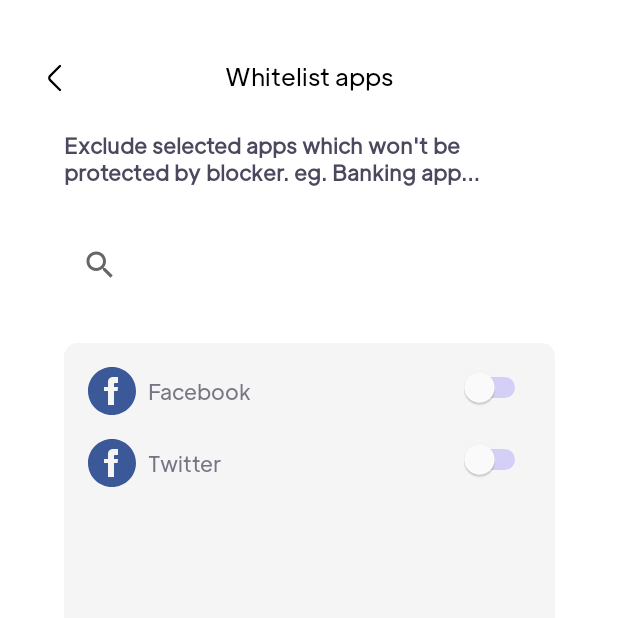
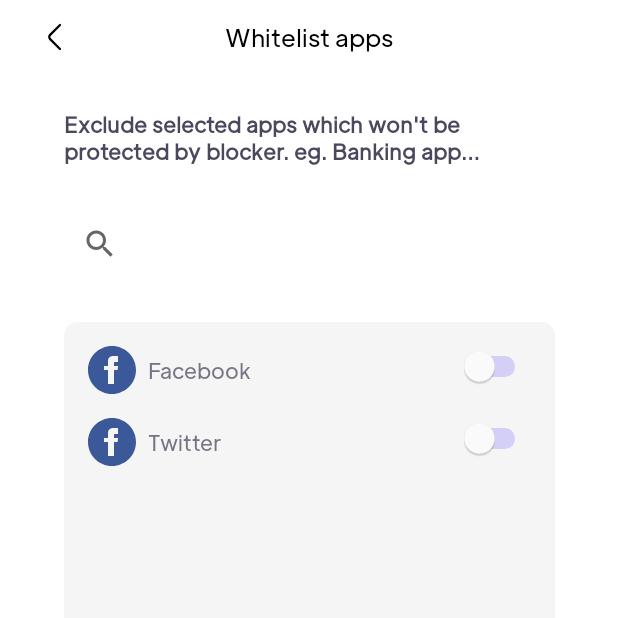
Before and after one commit to padi-dev-quangdv/vpn_proxy_api, an Android app: the WhiteListAppsFragment screen opened through its navigation route, on a phone screen of 412 x 824 dp, the top half of it. Run offline under Robolectric (Android 15) with nearby library versions, the phone set to English and light mode, and no system bars; our stand-ins replace data binding.

Commit message:
review code

```diff
--- a/app/src/main/java/com/midterm/securevpnproxy/domain/datasource/AuthDataSource.kt
+++ b/app/src/main/java/com/midterm/securevpnproxy/domain/datasource/AuthDataSource.kt
@@ -4,9 +4,10 @@ import com.midterm.securevpnproxy.domain.model.LoginModel
 import com.midterm.securevpnproxy.domain.model.ResultModel
 import com.midterm.securevpnproxy.domain.usecase.login.LoginParam
 import com.midterm.securevpnproxy.domain.usecase.register.RegisterParam
+import kotlinx.coroutines.flow.Flow
 
 interface AuthDataSource {
-    suspend fun login(param: LoginParam): ResultModel<LoginModel>
+    fun login(param: LoginParam): Flow<ResultModel<LoginModel>>
 
     suspend fun register(param: RegisterParam)
 
--- a/app/src/main/java/com/midterm/securevpnproxy/domain/usecase/login/LoginUseCase.kt
+++ b/app/src/main/java/com/midterm/securevpnproxy/domain/usecase/login/LoginUseCase.kt
@@ -2,7 +2,8 @@ package com.midterm.securevpnproxy.domain.usecase.login
 
 import com.midterm.securevpnproxy.domain.model.LoginModel
 import com.midterm.securevpnproxy.domain.model.ResultModel
+import kotlinx.coroutines.flow.Flow
 
 interface LoginUseCase {
-    suspend operator fun invoke(param: LoginParam): ResultModel<LoginModel>
+    operator fun invoke(param: LoginParam): Flow<ResultModel<LoginModel>>
 }
--- a/app/src/main/java/com/midterm/securevpnproxy/domain/usecase/login/LoginUseCaseImpl.kt
+++ b/app/src/main/java/com/midterm/securevpnproxy/domain/usecase/login/LoginUseCaseImpl.kt
@@ -3,11 +3,13 @@ package com.midterm.securevpnproxy.domain.usecase.login
 import com.midterm.securevpnproxy.domain.model.LoginModel
 import com.midterm.securevpnproxy.domain.datasource.AuthDataSource
 import com.midterm.securevpnproxy.domain.model.ResultModel
+import kotlinx.coroutines.flow.Flow
+import kotlinx.coroutines.flow.flow
 import javax.inject.Inject
 
 class LoginUseCaseImpl @Inject constructor(private val dataSource: AuthDataSource) : LoginUseCase {
 
-    override suspend fun invoke(param: LoginParam): ResultModel<LoginModel> {
+    override fun invoke(param: LoginParam): Flow<ResultModel<LoginModel>> {
         return dataSource.login(param)
     }
 }
--- a/app/src/main/java/com/midterm/securevpnproxy/domain/usecase/reset_password/ResetPasswordUseCaseImpl.kt
+++ b/app/src/main/java/com/midterm/securevpnproxy/domain/usecase/reset_password/ResetPasswordUseCaseImpl.kt
@@ -3,7 +3,8 @@ package com.midterm.securevpnproxy.domain.usecase.reset_password
 import com.midterm.securevpnproxy.domain.datasource.AuthDataSource
 import javax.inject.Inject
 
-class ResetPasswordUseCaseImpl@Inject constructor(private val dataSource: AuthDataSource): ResetPasswordUseCase {
+class ResetPasswordUseCaseImpl @Inject constructor(private val dataSource: AuthDataSource) :
+    ResetPasswordUseCase {
     override suspend fun invoke(email: String) {
         dataSource.resetEmail(email)
     }
--- a/app/src/main/java/com/midterm/securevpnproxy/presentation/login/ForgotPasswordFragment.kt
+++ b/app/src/main/java/com/midterm/securevpnproxy/presentation/login/ForgotPasswordFragment.kt
@@ -4,7 +4,7 @@ import androidx.navigation.fragment.findNavController
 import com.midterm.securevpnproxy.R
 import com.midterm.securevpnproxy.base.BaseFragment
 import com.midterm.securevpnproxy.databinding.FragmentForgotPasswordBinding
-import com.midterm.securevpnproxy.presentation.ViewEvent
+import com.midterm.securevpnproxy.presentation.base.ViewEvent
 import dagger.hilt.android.AndroidEntryPoint
 
 @AndroidEntryPoint
--- a/app/src/main/java/com/midterm/securevpnproxy/presentation/login/LoginFragment.kt
+++ b/app/src/main/java/com/midterm/securevpnproxy/presentation/login/LoginFragment.kt
@@ -13,7 +13,7 @@ import com.midterm.securevpnproxy.HomeActivity
 import com.midterm.securevpnproxy.R
 import com.midterm.securevpnproxy.base.BaseFragment
 import com.midterm.securevpnproxy.databinding.FragmentLoginBinding
-import com.midterm.securevpnproxy.presentation.ViewEvent
+import com.midterm.securevpnproxy.presentation.base.ViewEvent
 import dagger.hilt.android.AndroidEntryPoint
 
 @AndroidEntryPoint
@@ -85,7 +85,7 @@ class LoginFragment :
         viewModel.isExistUser.observe(viewLifecycleOwner) { isExist ->
             if(isExist) {
                 val intent =
-                    Intent(this@LoginFragment.requireContext(), HomeActivity::class.java)
+                    Intent(requireActivity(), HomeActivity::class.java)
                 startActivity(intent)
             }
             else {
--- a/app/src/main/java/com/midterm/securevpnproxy/presentation/register/RegisterFragment.kt
+++ b/app/src/main/java/com/midterm/securevpnproxy/presentation/register/RegisterFragment.kt
@@ -4,7 +4,7 @@ import androidx.navigation.fragment.findNavController
 import com.midterm.securevpnproxy.R
 import com.midterm.securevpnproxy.base.BaseFragment
 import com.midterm.securevpnproxy.databinding.FragmentRegisterBinding
-import com.midterm.securevpnproxy.presentation.ViewEvent
+import com.midterm.securevpnproxy.presentation.register.RegisterViewModel.RegisterEvent
 import dagger.hilt.android.AndroidEntryPoint
 
 @AndroidEntryPoint
@@ -20,7 +20,8 @@ class RegisterFragment :
             val email = binding.inputEmail.etInput.text.toString()
             val password = binding.inputPassword.etInput.text.toString()
             val confirmPassword = binding.inputConfirmPassword.etInput.text.toString()
-            viewModel.onEvent(ViewEvent.RegisterEvent(fullName, email, password,confirmPassword))
+            val event = RegisterEvent(fullName, email, password, confirmPassword)
+            viewModel.onEvent(event)
 //            val intent =
 //                Intent(this@RegisterFragment.requireContext(), HomeActivity::class.java)
 //            startActivity(intent)
--- a/app/src/main/res/layout/fragment_white_list_apps.xml
+++ b/app/src/main/res/layout/fragment_white_list_apps.xml
@@ -1,7 +1,7 @@
 <?xml version="1.0" encoding="utf-8"?>
 <layout xmlns:android="http://schemas.android.com/apk/res/android"
+    xmlns:app="http://schemas.android.com/apk/res-auto"
     xmlns:tools="http://schemas.android.com/tools"
-    xmlns:app="http://schemas.android.com/apk/res-auto"
     tools:context=".presentation.base.white_list.WhiteListAppsFragment">
 
     <data>
@@ -10,118 +10,124 @@
 
     <androidx.constraintlayout.widget.ConstraintLayout
         android:layout_width="match_parent"
-        android:layout_height="match_parent"
-        >
+        android:layout_height="match_parent">
+
+        <RelativeLayout
+            android:id="@+id/llHeader"
+            android:layout_width="match_parent"
+            android:layout_height="50dp"
+            app:layout_constraintStart_toStartOf="parent"
+            app:layout_constraintTop_toTopOf="parent">
 
             <ImageView
                 android:id="@+id/imageBack"
                 android:layout_width="wrap_content"
                 android:layout_height="wrap_content"
-            style="@style/MarginImageIcon"
-            android:src="@drawable/ic_back"
-            app:layout_constraintStart_toStartOf="parent"
-            app:layout_constraintTop_toTopOf="parent" />
+                android:layout_centerVertical="true"
+                android:layout_marginStart="@dimen/regular_margin"
+                android:layout_marginEnd="@dimen/regular_margin"
+                android:src="@drawable/ic_back" />
 
             <TextView
                 android:id="@+id/tvTitle"
                 android:layout_width="wrap_content"
                 android:layout_height="wrap_content"
+                android:layout_centerInParent="true"
                 android:text="@string/whitelist_apps"
-            android:textAppearance="@style/TextViewLargeText"
-            app:layout_constraintEnd_toEndOf="parent"
-            app:layout_constraintStart_toStartOf="parent"
-            app:layout_constraintTop_toTopOf="@id/imageBack" />
+                android:textAppearance="@style/TextViewLargeText" />
+
+        </RelativeLayout>
 
         <TextView
             android:id="@+id/tvDescriptionWhitelistApps"
-            app:layout_constraintTop_toBottomOf="@id/imageBack"
+            android:layout_width="327dp"
+            android:layout_height="wrap_content"
+            android:layout_marginTop="@dimen/regular_margin"
+            android:text="@string/description_whitelist_apps"
+            android:textAppearance="@style/TextViewMediumBoldText"
+            app:layout_constraintEnd_toEndOf="parent"
             app:layout_constraintStart_toStartOf="parent"
-            app:layout_constraintEnd_toEndOf="parent"
-            android:text="@string/description_whitelist_apps"
-            android:layout_marginTop="@dimen/regular_margin"
-            android:textAppearance="@style/TextViewMediumBoldText"
-            android:layout_width="327dp"
-            android:layout_height="wrap_content" />
+            app:layout_constraintTop_toBottomOf="@id/llHeader" />
 
         <SearchView
             android:id="@+id/searchView"
+            android:layout_width="@dimen/button_width"
+            android:layout_height="@dimen/button_height"
+            android:layout_marginTop="@dimen/regular_margin"
             android:queryHint="Search apps"
-            app:layout_constraintTop_toBottomOf="@id/tvDescriptionWhitelistApps"
-            android:layout_marginTop="@dimen/regular_margin"
             app:layout_constraintStart_toStartOf="@id/tvDescriptionWhitelistApps"
-            android:layout_width="@dimen/button_width"
-            android:layout_height="@dimen/button_height" />
+            app:layout_constraintTop_toBottomOf="@id/tvDescriptionWhitelistApps" />
 
         <androidx.constraintlayout.widget.ConstraintLayout
-            app:layout_constraintTop_toBottomOf="@id/searchView"
-            app:layout_constraintStart_toStartOf="parent"
-            app:layout_constraintEnd_toEndOf="parent"
+            android:layout_width="327dp"
+            android:layout_height="492dp"
             android:layout_marginTop="@dimen/regular_margin"
             android:background="@drawable/layout_feature_for_premium"
-            android:layout_width="327dp"
-            android:layout_height="492dp">
+            app:layout_constraintEnd_toEndOf="parent"
+            app:layout_constraintStart_toStartOf="parent"
+            app:layout_constraintTop_toBottomOf="@id/searchView">
 
             <ImageView
                 android:id="@+id/imageFacebook"
-                app:layout_constraintTop_toTopOf="parent"
-                app:layout_constraintStart_toStartOf="parent"
-                android:layout_marginTop="@dimen/small_margin"
-                android:layout_marginStart="@dimen/small_margin"
-                android:src="@drawable/ic_facebook"
                 android:layout_width="wrap_content"
                 android:layout_height="wrap_content"
+                android:layout_marginStart="@dimen/small_margin"
+                android:layout_marginTop="@dimen/small_margin"
+                android:src="@drawable/ic_facebook"
+                app:layout_constraintStart_toStartOf="parent"
+                app:layout_constraintTop_toTopOf="parent"
                 app:tint="#3B5998" />
 
             <TextView
-                android:textAppearance="@style/TextViewMediumGrayText"
                 android:id="@+id/tvFacebook"
-                app:layout_constraintStart_toEndOf="@id/imageFacebook"
-                app:layout_constraintTop_toTopOf="@id/imageFacebook"
-                app:layout_constraintBottom_toBottomOf="@id/imageFacebook"
+                android:layout_width="wrap_content"
+                android:layout_height="wrap_content"
                 android:layout_marginStart="@dimen/margin_between_elements"
                 android:text="@string/facebook"
-                android:layout_width="wrap_content"
-                android:layout_height="wrap_content" />
+                android:textAppearance="@style/TextViewMediumGrayText"
+                app:layout_constraintBottom_toBottomOf="@id/imageFacebook"
+                app:layout_constraintStart_toEndOf="@id/imageFacebook"
+                app:layout_constraintTop_toTopOf="@id/imageFacebook" />
 
             <Switch
-                android:trackTint="@color/primary_main"
-                android:thumbTint="@color/white"
-                app:layout_constraintTop_toTopOf="@id/imageFacebook"
-                app:layout_constraintEnd_toEndOf="parent"
-                android:layout_marginEnd="@dimen/small_margin"
                 android:layout_width="wrap_content"
                 android:layout_height="wrap_content"
+                android:layout_marginEnd="@dimen/small_margin"
+                android:thumbTint="@color/white"
+                android:trackTint="@color/primary_main"
+                app:layout_constraintEnd_toEndOf="parent"
+                app:layout_constraintTop_toTopOf="@id/imageFacebook"
                 tools:ignore="UnusedAttribute,UseSwitchCompatOrMaterialXml" />
 
             <ImageView
                 android:id="@+id/imageTwitter"
-                app:layout_constraintTop_toBottomOf="@id/imageFacebook"
-                app:layout_constraintStart_toStartOf="@id/imageFacebook"
+                android:layout_width="wrap_content"
+                android:layout_height="wrap_content"
                 android:layout_marginTop="@dimen/small_margin"
                 android:src="@drawable/ic_facebook"
-                android:layout_width="wrap_content"
-                android:layout_height="wrap_content"
+                app:layout_constraintStart_toStartOf="@id/imageFacebook"
+                app:layout_constraintTop_toBottomOf="@id/imageFacebook"
                 app:tint="#3B5998" />
 
             <TextView
-                android:textAppearance="@style/TextViewMediumGrayText"
                 android:id="@+id/tvTwitter"
-                app:layout_constraintStart_toEndOf="@id/imageTwitter"
-                app:layout_constraintTop_toTopOf="@id/imageTwitter"
-                app:layout_constraintBottom_toBottomOf="@id/imageTwitter"
+                android:layout_width="wrap_content"
+                android:layout_height="wrap_content"
                 android:layout_marginStart="@dimen/margin_between_elements"
                 android:text="@string/twitter"
-                android:layout_width="wrap_content"
-                android:layout_height="wrap_content" />
+                android:textAppearance="@style/TextViewMediumGrayText"
+                app:layout_constraintBottom_toBottomOf="@id/imageTwitter"
+                app:layout_constraintStart_toEndOf="@id/imageTwitter"
+                app:layout_constraintTop_toTopOf="@id/imageTwitter" />
 
             <Switch
-                android:trackTint="@color/primary_main"
-                android:thumbTint="@color/white"
-                app:layout_constraintTop_toTopOf="@id/imageTwitter"
-                app:layout_constraintEnd_toEndOf="parent"
-                android:layout_marginEnd="@dimen/small_margin"
                 android:layout_width="wrap_content"
                 android:layout_height="wrap_content"
+                android:layout_marginEnd="@dimen/small_margin"
+                android:thumbTint="@color/white"
+                android:trackTint="@color/primary_main"
+                app:layout_constraintEnd_toEndOf="parent"
+                app:layout_constraintTop_toTopOf="@id/imageTwitter"
                 tools:ignore="UnusedAttribute,UseSwitchCompatOrMaterialXml" />
 
         </androidx.constraintlayout.widget.ConstraintLayout>
--- a/app/src/main/res/navigation/login_nav_graph.xml
+++ b/app/src/main/res/navigation/login_nav_graph.xml
@@ -39,8 +39,7 @@
         <action
             android:id="@+id/action_forgotPasswordFragment_to_loginFragment"
             app:destination="@id/loginFragment"
-            app:popUpTo="@id/loginFragment"
-            app:popUpToInclusive="true" />
+            app:popUpTo="@id/loginFragment" />
         <action
             android:id="@+id/action_forgotPasswordFragment_to_checkEmailFragment"
             app:destination="@id/checkEmailFragment" />
```
Also changed, not shown: app/src/main/java/com/midterm/securevpnproxy/data/di/DataAppModule.kt (+0 -11 lines), app/src/main/java/com/midterm/securevpnproxy/data/repository/AuthRepository.kt (+31 -13 lines), app/src/main/java/com/midterm/securevpnproxy/presentation/ViewEvent.kt (deleted, +0 -21 lines), app/src/main/java/com/midterm/securevpnproxy/presentation/base/ViewEvent.kt (added, +11 -0 lines), app/src/main/java/com/midterm/securevpnproxy/presentation/login/ForgotPasswordViewModel.kt (+11 -10 lines), app/src/main/java/com/midterm/securevpnproxy/presentation/login/LoginViewModel.kt (+30 -21 lines), app/src/main/java/com/midterm/securevpnproxy/presentation/register/RegisterViewModel.kt (+50 -22 lines). Lines whose indentation alone changed are shown as unchanged.
